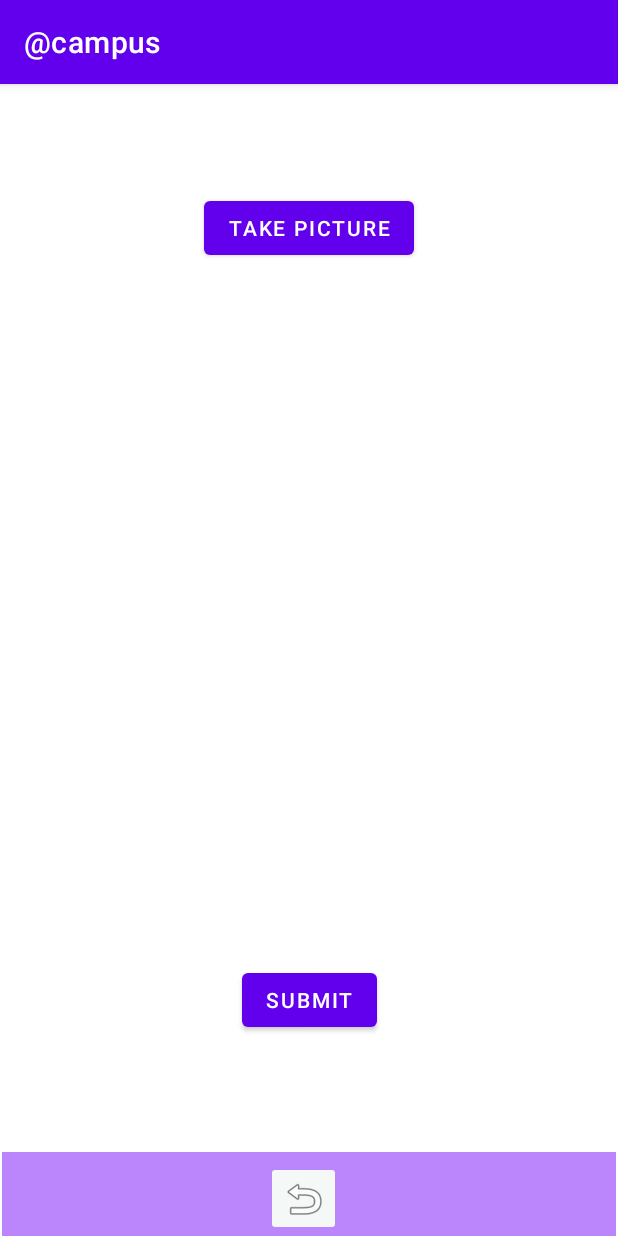
After one commit to 4tunekvng/campus, an Android app: the UploadActivity screen opened directly, with no data from a screen before it, on a phone screen of 412 x 824 dp. The commit adds this screen. Run offline under Robolectric (Android 15) with nearby library versions, the phone set to English and light mode, and no system bars; libraries missing offline, so code that uses them is left out: com.parse.

Commit message:
done with all of uploading profile picture

```diff
--- /dev/null
+++ b/app/src/main/java/com/example/campus/UploadActivity.java
@@ -0,0 +1,164 @@
+package com.example.campus;
+
+import androidx.annotation.Nullable;
+import androidx.appcompat.app.AppCompatActivity;
+import androidx.core.content.FileProvider;
+import androidx.fragment.app.Fragment;
+import androidx.fragment.app.FragmentManager;
+import androidx.fragment.app.FragmentTransaction;
+
+import android.content.Intent;
+import android.graphics.Bitmap;
+import android.graphics.BitmapFactory;
+import android.net.Uri;
+import android.os.Bundle;
+import android.os.Environment;
+import android.provider.MediaStore;
+import android.util.Log;
+import android.view.Menu;
+import android.view.MenuItem;
+import android.view.View;
+import android.widget.Button;
+import android.widget.EditText;
+import android.widget.ImageButton;
+import android.widget.ImageView;
+import android.widget.Toast;
+
+import com.example.campus.ui.home.HomeFragment;
+import com.example.campus.ui.profile.ProfileFragment;
+import com.parse.FindCallback;
+import com.parse.Parse;
+import com.parse.ParseException;
+import com.parse.ParseFile;
+import com.parse.ParseQuery;
+import com.parse.ParseUser;
+import com.parse.SaveCallback;
+
+import java.io.File;
+import java.util.List;
+
+public class UploadActivity extends AppCompatActivity {
+
+    public static final String TAG = "MainActivity";
+    private EditText etDescription;
+    private Button btnCaptureImage;
+    private ImageView ivPostImage;
+    private Button btnSubmit;
+    public static final int CAPTURE_IMAGE_ACTIVITY_REQUEST_CODE = 42;
+    private File photoFile;
+    public String photoFileName = "photo.jpg";
+    private ImageButton homeButton;
+
+
+    @Override
+    protected void onCreate(Bundle savedInstanceState) {
+        super.onCreate(savedInstanceState);
+        setContentView(R.layout.activity_upload);
+
+        btnCaptureImage = findViewById(R.id.btnCaptureImage);
+        ivPostImage = findViewById(R.id.ivPostImage);
+        btnSubmit = findViewById(R.id.btnSubmit);
+        homeButton = findViewById(R.id.homeButton);
+
+        btnCaptureImage.setOnClickListener(new View.OnClickListener() {
+            @Override
+            public void onClick(View v) {
+                launchCamera();
+            }
+        });
+
+        btnSubmit.setOnClickListener(new View.OnClickListener() {
+            @Override
+            public void onClick(View v) {
+                if(photoFile==null|| ivPostImage.getDrawable()== null){
+                    Toast.makeText(UploadActivity.this,"There is no image !" , Toast.LENGTH_SHORT).show();
+                    return;
+                }
+                ParseUser currentUser = ParseUser.getCurrentUser();
+                savePic(currentUser, photoFile);
+
+                FragmentManager fm = getSupportFragmentManager();
+                ProfileFragment fragment = new ProfileFragment();
+                fm.beginTransaction().add(R.id.navigation_dashboard,fragment).commit();
+
+            }
+
+        });
+        homeButton.setOnClickListener(new View.OnClickListener() {
+            @Override
+            public void onClick(View v) {
+                // intent to go to the FeedActivity
+                Intent i = new Intent(UploadActivity.this,MainActivity.class);
+                startActivity(i);
+            }
+        });
+    }
+    // Returns the File for a photo stored on disk given the fileName
+    public File getPhotoFileUri(String fileName){
+        // Get Safe directory for photos
+        // Use "getExternalFileDir" on context to access package specific directories
+        // This way we don't need to request read/write runtime permissions
+        File mediaStorageDir = new File(getExternalFilesDir(Environment.DIRECTORY_PICTURES), TAG);
+
+        // Create the storage directory if it does not exist yet
+        if (!mediaStorageDir.exists() && !mediaStorageDir.mkdirs()){
+            Log.d(TAG, "failed to create directory");
+
+        }
+        // Return the file Target for the photo based on filename
+        File file = new File(mediaStorageDir.getPath()+ File.separator+ fileName);
+        return file;
+    }
+
+    private void launchCamera() {
+        // create intent to take a picture and return control to the calling application
+        Intent intent = new Intent(MediaStore.ACTION_IMAGE_CAPTURE);
+        // create a file reference for future access
+        photoFile = getPhotoFileUri(photoFileName);
+
+        // wrap file into a content provider
+
+        // required for API >= 24
+        Uri fileProvider = FileProvider.getUriForFile(UploadActivity.this, "com.codepath.fileprovider", photoFile);
+        intent.putExtra(MediaStore.EXTRA_OUTPUT, fileProvider);
+        // if you call startActivityResult() using an intent that no app can handle, your app will crash
+        //So long as the result is not null, it's safe to use the intent
+        if(intent.resolveActivity(getPackageManager())!= null){
+            // Start the image capture intent to take a photo
+            startActivityForResult(intent, CAPTURE_IMAGE_ACTIVITY_REQUEST_CODE);
+
+        }
+    }
+
+    @Override
+    protected void onActivityResult(int requestCode, int resultCode, @Nullable Intent data) {
+        super.onActivityResult(requestCode, resultCode, data);
+        if (requestCode == CAPTURE_IMAGE_ACTIVITY_REQUEST_CODE) {
+            if (resultCode == RESULT_OK) {
+                // by this point we have the camera photo on disk
+                Bitmap takenImage = BitmapFactory.decodeFile(photoFile.getAbsolutePath());
+                // RESIZE BITMAP, see section below
+                // Load the taken image into a preview
+                ivPostImage.setImageBitmap(takenImage);
+            } else { // Result was a failure
+                Toast.makeText(this, "Picture wasn't taken!", Toast.LENGTH_SHORT).show();
+            }
+        }
+    }
+
+    private void savePic(ParseUser currentUser, File photoFile) {
+        currentUser.put("Profile_pic", new ParseFile(photoFile));
+        currentUser.saveInBackground(new SaveCallback() {
+            @Override
+            public void done(ParseException e) {
+                if(e!= null){
+                    Toast.makeText(UploadActivity.this, "Error while Saving!", Toast.LENGTH_SHORT).show();
+                }
+                ivPostImage.setImageResource(0);
+            }
+        });
+    }
+
+
+
+}
--- /dev/null
+++ b/app/src/main/res/layout/activity_upload.xml
@@ -0,0 +1,62 @@
+<?xml version="1.0" encoding="utf-8"?>
+<androidx.constraintlayout.widget.ConstraintLayout xmlns:android="http://schemas.android.com/apk/res/android"
+    xmlns:app="http://schemas.android.com/apk/res-auto"
+    xmlns:tools="http://schemas.android.com/tools"
+    android:layout_width="match_parent"
+    android:layout_height="match_parent"
+    tools:context=".UploadActivity">
+
+    <Button
+        android:id="@+id/btnCaptureImage"
+        android:layout_width="wrap_content"
+        android:layout_height="wrap_content"
+        android:layout_marginTop="72dp"
+        android:text="TAKE PICTURE"
+        app:layout_constraintEnd_toEndOf="parent"
+        app:layout_constraintStart_toStartOf="parent"
+        app:layout_constraintTop_toTopOf="parent" />
+
+    <ImageView
+        android:id="@+id/ivPostImage"
+        android:layout_width="180dp"
+        android:layout_height="273dp"
+        android:layout_marginTop="50dp"
+        app:layout_constraintEnd_toEndOf="parent"
+        app:layout_constraintStart_toStartOf="parent"
+        app:layout_constraintTop_toBottomOf="@+id/btnCaptureImage"
+        tools:srcCompat="@tools:sample/avatars" />
+
+    <Button
+        android:id="@+id/btnSubmit"
+        android:layout_width="wrap_content"
+        android:layout_height="wrap_content"
+        android:layout_marginTop="10dp"
+        android:text="SUBMIT"
+        app:layout_constraintBottom_toBottomOf="parent"
+        app:layout_constraintEnd_toEndOf="parent"
+        app:layout_constraintStart_toStartOf="parent"
+        app:layout_constraintTop_toBottomOf="@+id/ivPostImage" />
+
+    <androidx.appcompat.widget.Toolbar
+        android:id="@+id/toolbar"
+        android:layout_width="409dp"
+        android:layout_height="wrap_content"
+        android:background="@color/purple_200"
+        android:minHeight="?attr/actionBarSize"
+        android:theme="?attr/actionBarTheme"
+        app:layout_constraintBottom_toBottomOf="parent"
+        app:layout_constraintEnd_toEndOf="parent"
+        app:layout_constraintStart_toStartOf="parent" />
+
+    <ImageButton
+        android:id="@+id/homeButton"
+        android:layout_width="50dp"
+        android:layout_height="50dp"
+        android:layout_marginStart="176dp"
+        android:backgroundTint="#F4F8F6"
+        app:layout_constraintBottom_toBottomOf="@+id/toolbar"
+        app:layout_constraintStart_toStartOf="@+id/toolbar"
+        app:layout_constraintTop_toTopOf="@+id/toolbar"
+        app:layout_constraintVertical_bias="1.0"
+        app:srcCompat="@android:drawable/ic_menu_revert" />
+</androidx.constraintlayout.widget.ConstraintLayout>
```
Also changed, not shown: app/src/main/AndroidManifest.xml (+10 -0 lines), app/src/main/java/com/example/campus/ui/profile/ProfileFragment.java (+23 -4 lines), app/src/main/res/layout/fragment_dashboard.xml (+12 -1 lines), app/src/main/res/xml/fileprovider.xml (added, +10 -0 lines).
